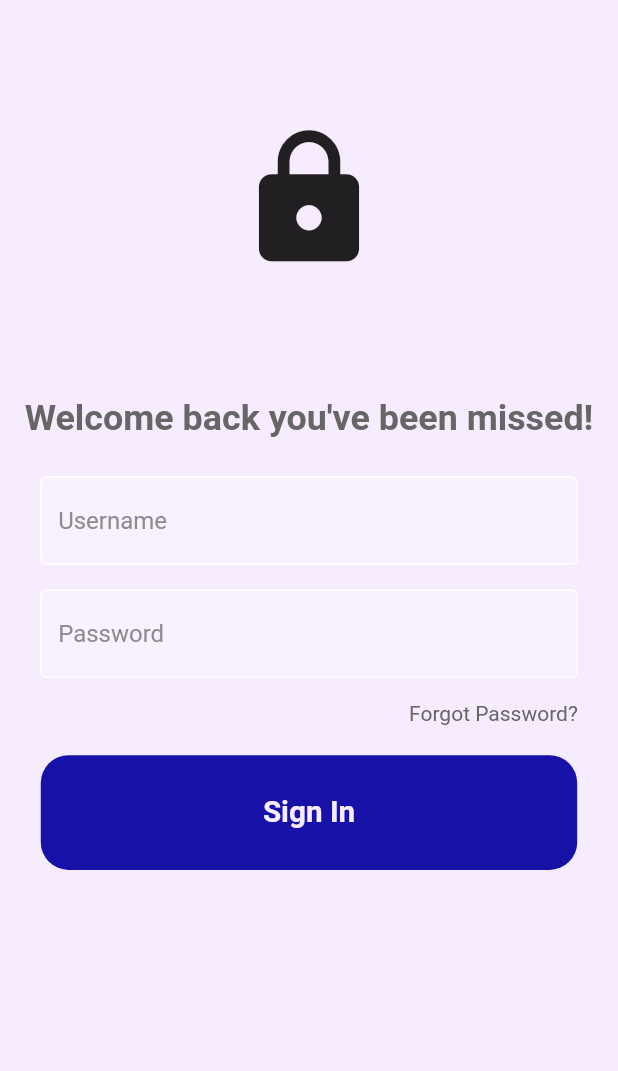
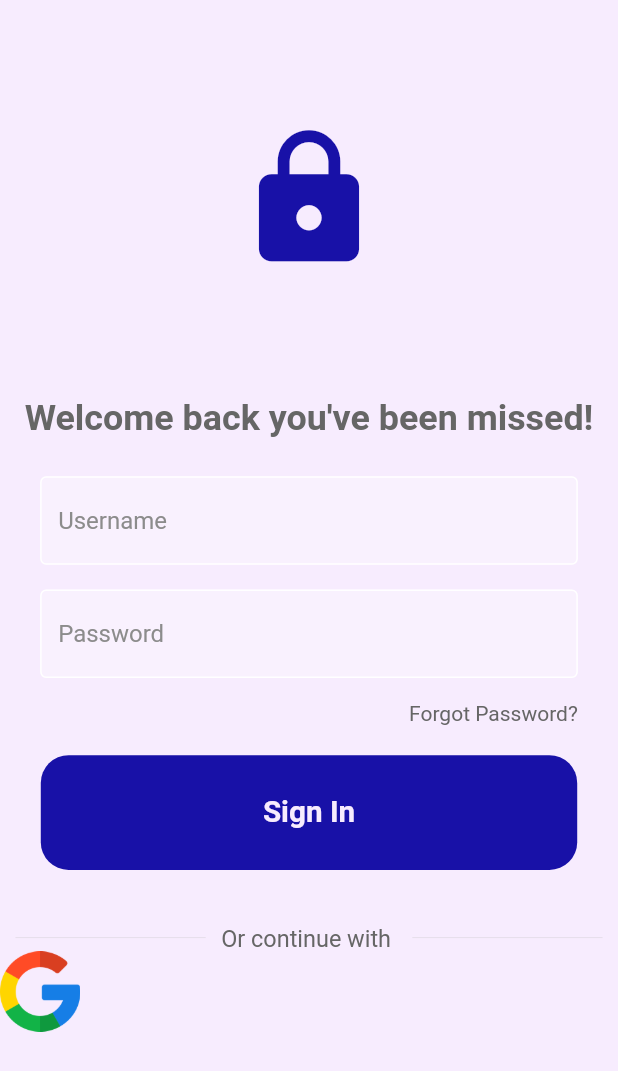
Before and after one commit to abdulmoiz2501/DoorStep-Resident, a Flutter app: the screen it shows after launch, on a phone screen of 412 x 824 dp. Shown: the top 1071 px of the screen. Run offline on Flutter 3.47's test engine with Material 2 defaults, Android fonts, the light colour scheme and no system bars.

```diff
--- a/lib/ui/login_page.dart
+++ b/lib/ui/login_page.dart
@@ -31,6 +31,7 @@ class _LoginPageState extends State<LoginPage> {
               Icon(
                 Icons.lock,
                 size: 100,
+                color: kAccentColor,
               ),
               SizedBox(
                 height: MediaQuery.of(context).size.height * 0.1,
@@ -74,7 +75,8 @@ class _LoginPageState extends State<LoginPage> {
 
               //forgot pass
               Padding(
-                padding:  EdgeInsets.symmetric(horizontal: MediaQuery.of(context).size.width * 0.065),
+                padding: EdgeInsets.symmetric(
+                    horizontal: MediaQuery.of(context).size.width * 0.065),
                 child: Row(
                   children: [
                     Text(
@@ -90,10 +92,57 @@ class _LoginPageState extends State<LoginPage> {
                 height: MediaQuery.of(context).size.height * 0.024,
               ),
               //signin
-              SignInButton(onTap: signUserIn,),
+              SignInButton(
+                onTap: signUserIn,
+              ),
               //continue with
 
+              SizedBox(
+                height: MediaQuery.of(context).size.height * 0.044,
+              ),
+
+              Padding(
+                padding: EdgeInsets.symmetric(
+                    horizontal: MediaQuery.of(context).size.width * 0.025),
+                child: Row(
+                  children: [
+                    Expanded(
+                      child: Divider(
+                        thickness: 0.2,
+                        color: Colors.grey[400],
+                      ),
+                    ),
+                    Padding(
+                      padding: EdgeInsets.symmetric(
+                          horizontal:
+                              MediaQuery.of(context).size.width * 0.025),
+                      child: Text(
+                        'Or continue with ',
+                        style: TextStyle(
+                          fontSize: MediaQuery.of(context).size.height * 0.019,
+                          color: kTextColor,
+                        ),
+                      ),
+                    ),
+                    Expanded(
+                      child: Divider(
+                        thickness: 0.2,
+                        color: Colors.grey[400],
+                      ),
+                    ),
+                  ],
+                ),
+              ),
+
               //google signin
+              Row(
+                children: [
+                  Image.asset(
+                    'lib/assets/images/google.png',
+                    height: MediaQuery.of(context).size.height * 0.065,
+                  ),
+                ],
+              ),
 
               //not a user?
             ],
```
Also changed, not shown: lib/assets/images/google.png (added).
